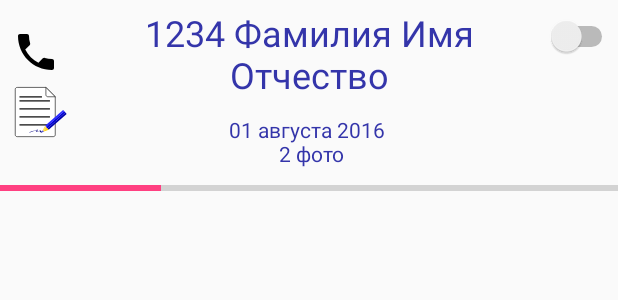
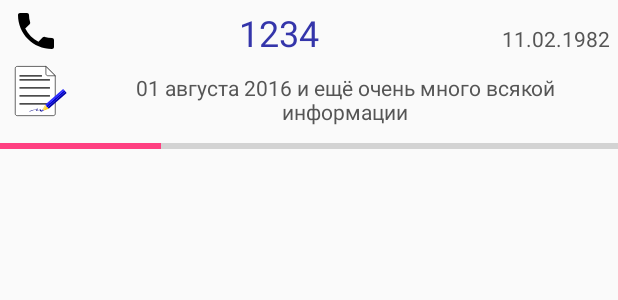
Before and after one commit to timurbakibayev/centras, an Android app: the layout listitem.xml on its own in the app's theme, with its tools: preview values and no code run, on a phone screen of 412 x 824 dp. Shown: the top 300 px of the screen. Run offline under Robolectric (Android 15) with nearby library versions, the phone set to English and light mode, and no system bars.

Commit message:
intermediate changes

```diff
--- a/app/src/main/java/com/gii/insreport/Element.java
+++ b/app/src/main/java/com/gii/insreport/Element.java
@@ -212,7 +212,7 @@ public class Element {
     }
 
     public enum ElementType {
-        eInteger, eBoolean, ePhoto, eText, eCombo, eRadio, eDate, eDateTime, eGroup, eDraw, ePlan, eSignature, eAnima;
+        eInteger, eBoolean, ePhoto, eText, eCombo, eRadio, eDate, eDateTime, eGroup, eDraw, ePlan, eSignature, eAnima, eLookUp;
     }
 
     @JsonIgnore
--- a/app/src/main/java/com/gii/insreport/FormTemplates.java
+++ b/app/src/main/java/com/gii/insreport/FormTemplates.java
@@ -307,6 +307,8 @@ public class FormTemplates {
                     //TODO: WRONG!!! SAMPLE!
                     generalInfo.add(new Element(Element.ElementType.eCombo, "DOCUMENT_TYPE", "Тип документа", "DCT_CLAIM_TYPE"));
 
+                    generalInfo.add(new Element(Element.ElementType.eLookUp, "INSR_TYPE", "Тип страхования", "DCT_INSR_TYPE"));
+
                     generalInfo.add(new Element(Element.ElementType.eDateTime, "EVENT_DATE",
                             "Дата и Время ДТП"));
 
--- a/app/src/main/res/layout/listitem.xml
+++ b/app/src/main/res/layout/listitem.xml
@@ -37,15 +37,31 @@
                 android:layout_weight="1"
                 android:orientation="vertical">
 
+                <LinearLayout
+                    android:layout_width="match_parent"
+                    android:layout_height="match_parent"
+                    android:orientation="horizontal">
                 <TextView xmlns:android="http://schemas.android.com/apk/res/android"
                     android:id="@+id/textView1"
-                    android:layout_width="match_parent"
+                    android:layout_weight="80"
+                    android:layout_width="wrap_content"
                     android:layout_height="wrap_content"
                     android:gravity="center_horizontal"
                     android:padding="5dp"
-                    android:text="1234 Фамилия Имя Отчество"
+                    android:text="1234 "
                     android:textColor="#3435AA"
                     android:textSize="24sp"></TextView>
+                    <TextView xmlns:android="http://schemas.android.com/apk/res/android"
+                        android:id="@+id/textViewSmall"
+                        android:layout_width="wrap_content"
+                        android:layout_height="wrap_content"
+                        android:gravity="top"
+                        android:padding="5dp"
+                        android:text="11.02.1982"
+                        android:textColor="#555555"
+                        android:textSize="14sp"
+                        android:maxLines="2"></TextView>
+                </LinearLayout>
 
                 <TextView xmlns:android="http://schemas.android.com/apk/res/android"
                     android:id="@+id/textView2"
@@ -53,15 +69,11 @@
                     android:layout_height="wrap_content"
                     android:gravity="center_horizontal"
                     android:padding="5dp"
-                    android:text="01 августа 2016 \n 2 фото"
-                    android:textColor="#3435AA"
-                    android:textSize="14sp"></TextView>
+                    android:text="01 августа 2016 и ещё очень много всякой информации\n И тут тоже, на новой строке \n 2 фото"
+                    android:textColor="#555555"
+                    android:textSize="14sp"
+                    android:maxLines="2"></TextView>
             </LinearLayout>
-            <Switch
-                android:focusable="false"
-                android:id="@+id/complete_form"
-                android:layout_width="wrap_content"
-                android:layout_height="48dp"                />
         </TableRow>
 
         <ProgressBar
```
Also changed, not shown: app/src/main/java/com/gii/insreport/FillFormActivity.java (+86 -4 lines), app/src/main/java/com/gii/insreport/FormsListAdapter.java (+3 -5 lines), 1 other file.
